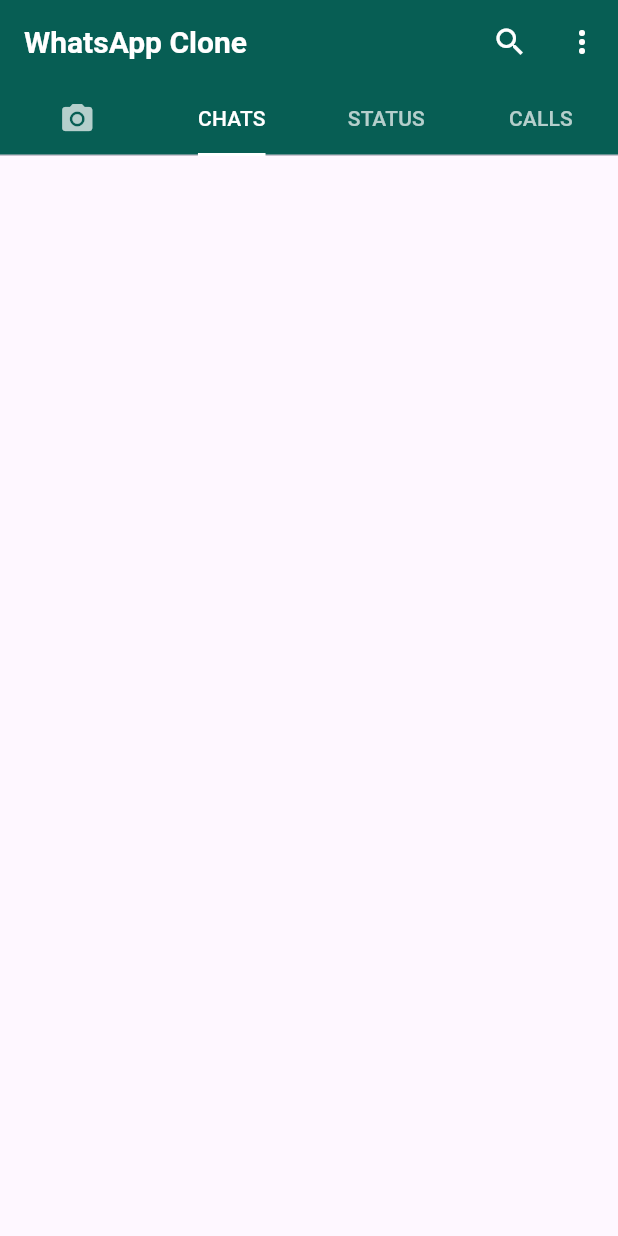
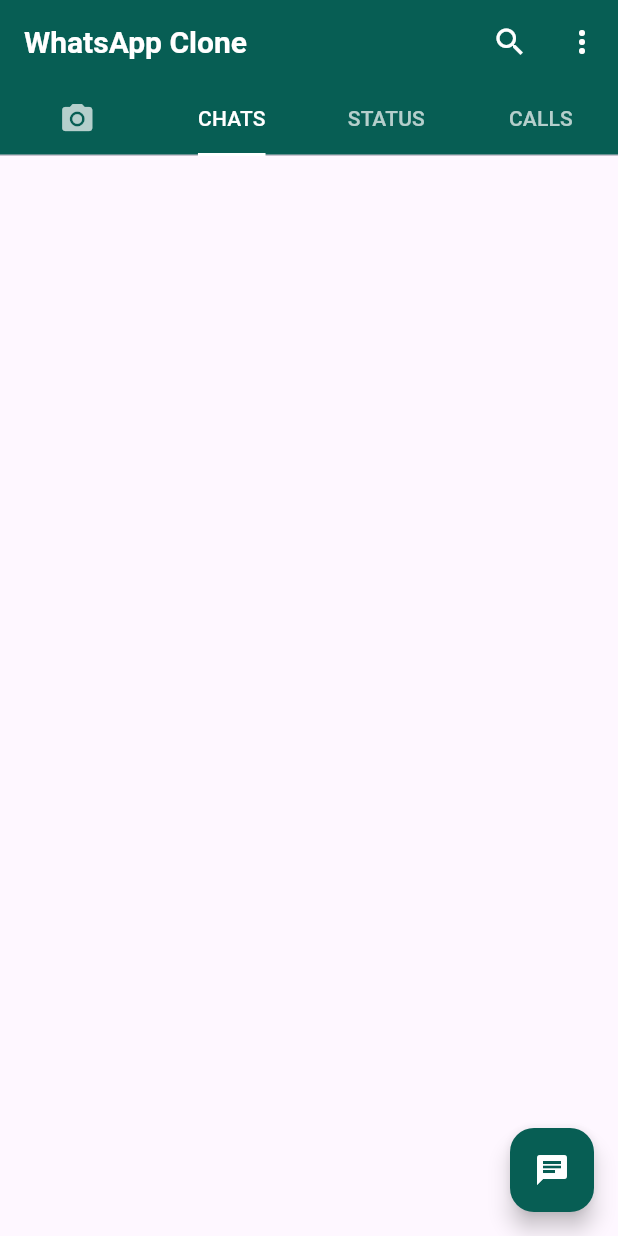
Before and after one commit to omar-albarakeh/chatapp, a Flutter app: the screen it shows after launch, on a phone screen of 412 x 824 dp. Run offline on Flutter 3.47's test engine with Material 3 defaults, Android fonts, the phone set to English and light mode, and no system bars.

Commit message:
flutter <> FloatingActionButton add

```diff
--- a/lib/Pages/ChatPage.dart
+++ b/lib/Pages/ChatPage.dart
@@ -10,8 +10,13 @@ class Chatpage extends StatefulWidget {
 class _ChatpageState extends State<Chatpage> {
   @override
   Widget build(BuildContext context) {
+    final theme = Theme.of(context);
     return Scaffold(
-
+      floatingActionButton: FloatingActionButton(
+        backgroundColor: theme.primaryColor,
+        onPressed: (){},
+        child: Icon(Icons.chat,color:Colors.white,),
+      ),
     );
   }
 }
```
